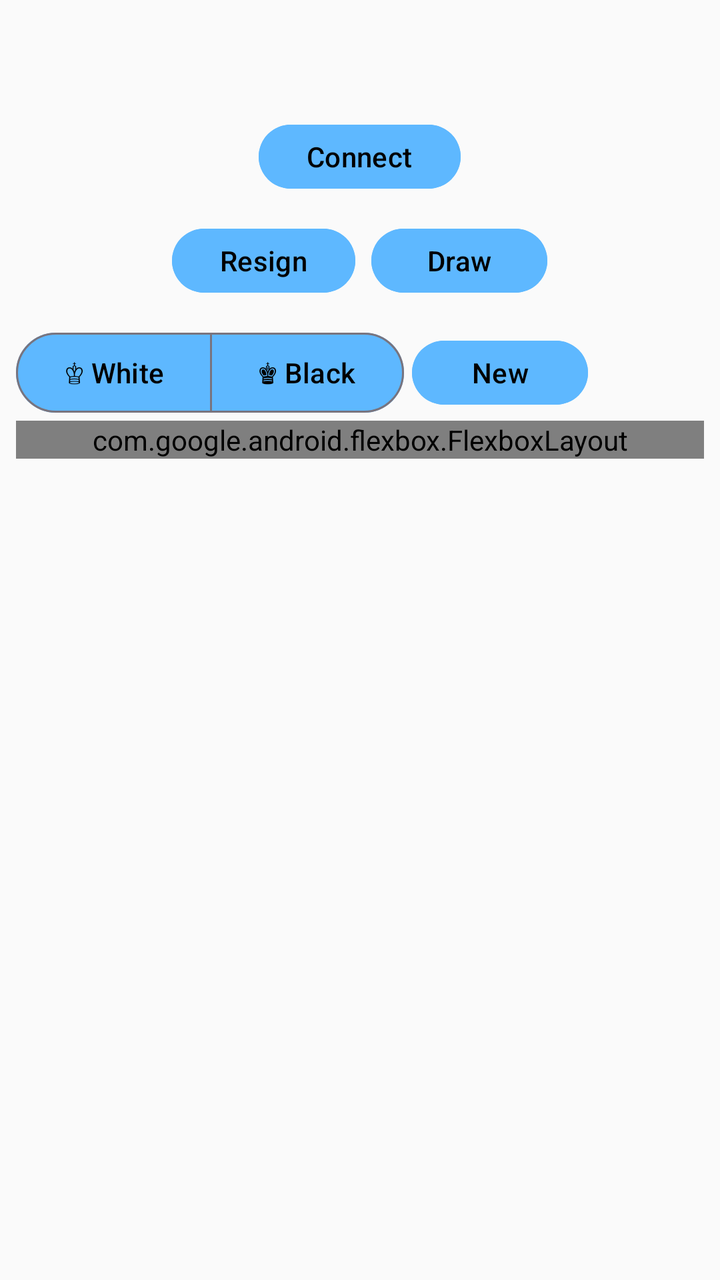
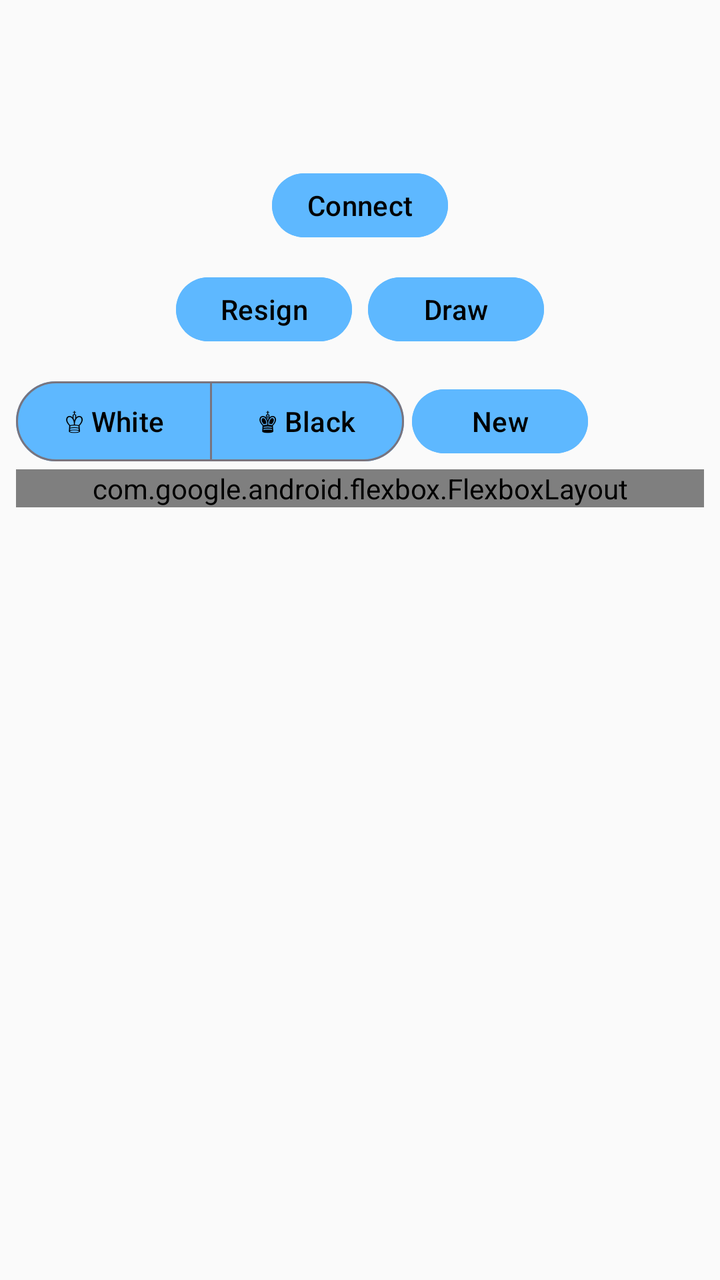

Compare the two renders of this Android layout. The source of the first and the diff that turns it into the second are given below.
<!-- AndroidManifest.xml: application theme ChessTheme -->
<!-- res/layout/hotspotboard_controls.xml -->
<?xml version="1.0" encoding="utf-8"?>
<ScrollView xmlns:android="http://schemas.android.com/apk/res/android"
    xmlns:app="http://schemas.android.com/apk/res-auto"
    android:layout_width="match_parent"
    android:layout_height="match_parent"
    android:padding="8dip">

    <LinearLayout
        android:layout_width="match_parent"
        android:layout_height="wrap_content"
        android:orientation="vertical">

        <TextView
            android:id="@+id/TextStatus"
            android:layout_width="match_parent"
            android:layout_height="wrap_content"
            style="@style/MyPaneTextStyle2Lines"
            android:layout_marginTop="4dp"
            android:visibility="invisible" />

        <LinearLayout
            android:id="@+id/LayoutConnect"
            android:layout_width="match_parent"
            android:layout_height="wrap_content"
            android:gravity="center"
            android:orientation="horizontal">

            <com.google.android.material.button.MaterialButton
                android:id="@+id/ButtonConnect"
                android:text="@string/hotspot_connect"
                android:layout_width="wrap_content"
                android:layout_margin="8dip"
                style="?attr/chessButtonStyle" />
        </LinearLayout>

        <LinearLayout
            android:id="@+id/LayoutSessionSummary"
            android:layout_width="match_parent"
            android:layout_height="wrap_content"
            android:orientation="horizontal"
            android:gravity="center_vertical"
            android:visibility="gone">

            <TextView
                android:id="@+id/TextSessionSummary"
                style="@style/MyPaneTextStyle2Lines"
                android:layout_width="0dp"
                android:layout_height="wrap_content"
                android:layout_weight="1"
                android:layout_marginStart="8dip"
                android:layout_marginEnd="4dip" />

            <com.google.android.material.button.MaterialButton
                android:id="@+id/ButtonCopyIp"
                style="?attr/chessImageButtonStyle"
                android:contentDescription="@string/hotspot_copy_ip"
                android:visibility="gone"
                app:icon="@drawable/ic_clipboard" />

            <com.google.android.material.button.MaterialButton
                android:id="@+id/ButtonDisconnect"
                android:text="@string/hotspot_disconnect"
                android:layout_width="wrap_content"
                style="?attr/chessButtonStyle" />
        </LinearLayout>

        <LinearLayout
            android:id="@+id/LayoutGameButtons"
            android:layout_width="match_parent"
            android:layout_height="wrap_content"
            android:orientation="horizontal"
            android:gravity="center">

            <com.google.android.material.button.MaterialButton
                android:id="@+id/ButtonResign"
                android:text="@string/hotspot_resign"
                android:layout_width="wrap_content"
                style="?attr/chessButtonStyle" />

            <com.google.android.material.button.MaterialButton
                android:id="@+id/ButtonDraw"
                android:text="@string/hotspot_draw"
                android:layout_width="wrap_content"
                android:layout_marginStart="16dp"
                style="?attr/chessButtonStyle" />
        </LinearLayout>

        <LinearLayout
            android:id="@+id/LayoutNewGame"
            android:layout_width="match_parent"
            android:layout_height="wrap_content"
            android:layout_marginTop="8dip"
            android:orientation="horizontal">

            <com.google.android.material.button.MaterialButtonToggleGroup
                android:id="@+id/colorToggleGroup"
                android:layout_width="wrap_content"
                android:layout_height="wrap_content"
                android:layout_gravity="center"
                app:singleSelection="true"
                app:selectionRequired="true">

                <com.google.android.material.button.MaterialButton
                    android:id="@+id/buttonWhite"
                    style="@style/Widget.Material3.Button.OutlinedButton"
                    android:layout_width="wrap_content"
                    android:layout_height="wrap_content"
                    android:text="@string/hotspot_white" />

                <com.google.android.material.button.MaterialButton
                    android:id="@+id/buttonBlack"
                    style="@style/Widget.Material3.Button.OutlinedButton"
                    android:layout_width="wrap_content"
                    android:layout_height="wrap_content"
                    android:text="@string/hotspot_black" />
            </com.google.android.material.button.MaterialButtonToggleGroup>

            <com.google.android.material.button.MaterialButton
                android:id="@+id/ButtonNew"
                android:text="@string/hotspot_new"
                android:layout_width="wrap_content"
                style="?attr/chessButtonStyle" />
        </LinearLayout>

        <com.google.android.flexbox.FlexboxLayout
            android:layout_width="match_parent"
            android:layout_height="wrap_content"
            app:flexDirection="row"
            app:flexWrap="wrap"
            app:justifyContent="flex_start"
            app:alignItems="center">
            <com.google.android.material.switchmaterial.SwitchMaterial
                android:id="@+id/SwitchSound"
                android:layout_width="wrap_content"
                android:layout_height="wrap_content"
                android:layout_margin="4dp"
                android:text="@string/pref_sound"
                android:checked="true" />

            <com.google.android.material.switchmaterial.SwitchMaterial
                android:id="@+id/SwitchSpeech"
                android:layout_width="wrap_content"
                android:layout_height="wrap_content"
                android:layout_margin="4dp"
                android:text="@string/pref_speech"
                android:checked="true" />

            <com.google.android.material.switchmaterial.SwitchMaterial
                android:id="@+id/SwitchAccessibilityDrag"
                android:layout_width="wrap_content"
                android:layout_height="wrap_content"
                android:layout_margin="4dp"
                android:text="@string/pref_accessibility_drag"
                android:checked="false" />
        </com.google.android.flexbox.FlexboxLayout>
    </LinearLayout>
</ScrollView>
<!-- resources referenced by this layout -->
<resources>
  <style name="ChessTheme" parent="Theme.Material3.DayNight.NoActionBar">
          <item name="chessToggleButtonStyle">@style/ChessToggleButton</item>
          <item name="chessButtonStyle">@style/ChessButton</item>
          <item name="chessImageButtonStyle">@style/ChessImageButton</item>
          <item name="paneBackground">@color/paneBackgroundColor</item>
          <item name="android:windowAnimationStyle">@null</item>
          <item name="android:windowBackground">@color/backgroundColor</item>
          <item name="colorPrimary">@color/primaryColor</item>
          <item name="colorPrimaryVariant">@color/primaryVariantColor</item>
          <item name="colorOnPrimary">@color/primaryTextColor</item>
          <item name="colorSecondary">@color/secondaryColor</item>
          <item name="colorSecondaryVariant">@color/secondaryVariantColor</item>
          <item name="colorOnSecondary">@color/secondaryTextColor</item>
          <item name="colorSurface">@color/surfaceColor</item>
          <item name="colorOnSurface">@color/surfaceTextColor</item>
          <item name="colorControlHighlight">@color/secondaryColor</item>
          <item name="rippleColor">@color/secondaryColor</item>
          <item name="switchStyle">@style/MySwitchStyle</item>
          <item name="materialButtonStyle">@style/ChessButton</item>
          <item name="materialAlertDialogTheme">@style/ChessAlertDialogTheme</item>
      </style>
  <style name="MyPaneTextStyle" parent="@style/MySmallTextStyle">
          <item name="android:padding">4dip</item>
          <item name="android:background">?attr/paneBackground</item>
          <item name="android:scrollHorizontally">false</item>
      </style>
  <style name="ChessButton" parent="Widget.Material3.Button">
          <item name="android:textColor">@color/surfaceTextColor</item>
          <item name="android:tint">@color/primaryTextColor</item>
          <item name="android:backgroundTint">@color/imagebutton_background</item>
          <item name="rippleColor">@color/secondaryVariantColor</item>
          <item name="android:layout_height">@dimen/imageButtonSize</item>
          <item name="android:layout_margin">4dip</item>
      </style>
  <style name="ChessImageButton" parent="Widget.Material3.Button.Icon">
          <item name="enforceMaterialTheme">true</item>
          <item name="enforceTextAppearance">false</item>
          <item name="android:textColor">@color/surfaceTextColor</item>
          <item name="android:tint">@color/primaryTextColor</item>
          <item name="android:backgroundTint">@color/imagebutton_background</item>
          <item name="rippleColor">@color/secondaryVariantColor</item>
          <item name="android:layout_width">@dimen/imageButtonSize</item>
          <item name="android:layout_height">@dimen/imageButtonSize</item>
          <item name="android:padding">0dip</item>
          <item name="iconGravity">textStart</item>
          <item name="iconPadding">0dp</item>
          <item name="android:insetLeft">0dp</item>
          <item name="android:insetRight">0dp</item>
          <item name="android:insetTop">0dp</item>
          <item name="android:insetBottom">0dp</item>
          <item name="android:minWidth">0dp</item>
          <item name="android:minHeight">0dp</item>
          <item name="minWidth">0dp</item>
          <item name="minHeight">0dp</item>
          <item name="ensureMinTouchTargetSize">false</item>
          <item name="android:layout_margin">4dip</item>
      </style>
  <color name="paneBackgroundColor">#20879FB6</color>
  <style name="MySmallTextStyle">
          <item name="android:padding">2dip</item>
          <item name="android:textSize">12sp</item>
      </style>
  <dimen name="imageButtonSize">48dp</dimen>
  <!-- unchanged entries left out for length: 25 -->
</resources>

<!-- the commit's change to res/layout/hotspotboard_controls.xml (unified diff, before → after) -->
@@ -3,7 +3,7 @@
     xmlns:app="http://schemas.android.com/apk/res-auto"
     android:layout_width="match_parent"
     android:layout_height="match_parent"
-    android:padding="8dip">
+    android:padding="@dimen/panel_padding">
 
     <LinearLayout
         android:layout_width="match_parent"
@@ -11,11 +11,20 @@
         android:orientation="vertical">
 
         <TextView
+            android:id="@+id/TextViewLastMove"
+            style="@style/MyPaneTextStyle"
+            android:layout_width="match_parent"
+            android:layout_height="wrap_content"
+            android:layout_marginStart="@dimen/control_gap"
+            android:layout_marginEnd="@dimen/control_gap"
+            android:accessibilityLiveRegion="assertive" />
+
+        <TextView
             android:id="@+id/TextStatus"
             android:layout_width="match_parent"
             android:layout_height="wrap_content"
             style="@style/MyPaneTextStyle2Lines"
-            android:layout_marginTop="4dp"
+            android:layout_marginTop="@dimen/board_control_gap"
             android:visibility="invisible" />
 
         <LinearLayout
@@ -29,7 +38,7 @@
                 android:id="@+id/ButtonConnect"
                 android:text="@string/hotspot_connect"
                 android:layout_width="wrap_content"
-                android:layout_margin="8dip"
+                android:layout_margin="@dimen/control_gap"
                 style="?attr/chessButtonStyle" />
         </LinearLayout>
 
@@ -47,8 +56,8 @@
                 android:layout_width="0dp"
                 android:layout_height="wrap_content"
                 android:layout_weight="1"
-                android:layout_marginStart="8dip"
-                android:layout_marginEnd="4dip" />
+                android:layout_marginStart="@dimen/control_gap"
+                android:layout_marginEnd="@dimen/board_control_gap" />
 
             <com.google.android.material.button.MaterialButton
                 android:id="@+id/ButtonCopyIp"
@@ -56,6 +65,13 @@
                 android:contentDescription="@string/hotspot_copy_ip"
                 android:visibility="gone"
                 app:icon="@drawable/ic_clipboard" />
+            <com.google.android.material.button.MaterialButton
+                android:id="@+id/ButtonShareInvitation"
+                android:contentDescription="@string/share_invitation"
+                android:visibility="gone"
+                app:icon="@drawable/ic_share_fill"
+                style="?attr/chessImageButtonStyle" />
+
 
             <com.google.android.material.button.MaterialButton
                 android:id="@+id/ButtonDisconnect"
@@ -81,7 +97,7 @@
                 android:id="@+id/ButtonDraw"
                 android:text="@string/hotspot_draw"
                 android:layout_width="wrap_content"
-                android:layout_marginStart="16dp"
+                android:layout_marginStart="@dimen/content_indent"
                 style="?attr/chessButtonStyle" />
         </LinearLayout>
 
@@ -89,7 +105,7 @@
             android:id="@+id/LayoutNewGame"
             android:layout_width="match_parent"
             android:layout_height="wrap_content"
-            android:layout_marginTop="8dip"
+            android:layout_marginTop="@dimen/control_gap"
             android:orientation="horizontal">
 
             <com.google.android.material.button.MaterialButtonToggleGroup
@@ -133,7 +149,7 @@
                 android:id="@+id/SwitchSound"
                 android:layout_width="wrap_content"
                 android:layout_height="wrap_content"
-                android:layout_margin="4dp"
+                style="@style/ChessFlexItem"
                 android:text="@string/pref_sound"
                 android:checked="true" />
 
@@ -141,7 +157,7 @@
                 android:id="@+id/SwitchSpeech"
                 android:layout_width="wrap_content"
                 android:layout_height="wrap_content"
-                android:layout_margin="4dp"
+                style="@style/ChessFlexItem"
                 android:text="@string/pref_speech"
                 android:checked="true" />
 
@@ -149,9 +165,29 @@
                 android:id="@+id/SwitchAccessibilityDrag"
                 android:layout_width="wrap_content"
                 android:layout_height="wrap_content"
-                android:layout_margin="4dp"
+                style="@style/ChessFlexItem"
                 android:text="@string/pref_accessibility_drag"
                 android:checked="false" />
         </com.google.android.flexbox.FlexboxLayout>
+
+        <TextView
+            android:id="@+id/TextViewWhitePieces"
+            style="@style/MyPaneTextStyle"
+            android:layout_width="match_parent"
+            android:layout_height="wrap_content"
+            android:layout_marginTop="@dimen/control_gap"
+            android:layout_marginStart="@dimen/control_gap"
+            android:layout_marginEnd="@dimen/control_gap"
+            android:accessibilityLiveRegion="none" />
+
+        <TextView
+            android:id="@+id/TextViewBlackPieces"
+            style="@style/MyPaneTextStyle"
+            android:layout_width="match_parent"
+            android:layout_height="wrap_content"
+            android:layout_marginTop="@dimen/control_gap"
+            android:layout_marginStart="@dimen/control_gap"
+            android:layout_marginEnd="@dimen/control_gap"
+            android:accessibilityLiveRegion="none" />
     </LinearLayout>
 </ScrollView>
<!-- resource entries referenced after the edit -->
@@ -1,10 +1,34 @@
 <!-- resources referenced by this layout -->
 <resources>
+  <dimen name="board_control_gap">@dimen/space_small</dimen>
+  <dimen name="content_indent">@dimen/space_large</dimen>
+  <dimen name="control_gap">@dimen/space_medium</dimen>
+  <dimen name="panel_padding">@dimen/space_medium</dimen>
+  <!-- drawable ic_share_fill (drawable) -->
+  <vector xmlns:android="http://schemas.android.com/apk/res/android"
+      android:width="24dp"
+      android:height="24dp"
+      android:viewportWidth="18"
+      android:viewportHeight="18">
+      <group
+          android:translateY="1"
+          android:translateX="1">
+          <path
+              android:pathData="M11,2.5a2.5,2.5 0,1 1,0.603 1.628l-6.718,3.12a2.499,2.499 0,0 1,0 1.504l6.718,3.12a2.5,2.5 0,1 1,-0.488 0.876l-6.718,-3.12a2.5,2.5 0,1 1,0 -3.256l6.718,-3.12A2.5,2.5 0,0 1,11 2.5z"
+              android:fillColor="@color/surfaceTextColor" />
+      </group>
+  </vector>
+  <string name="share_invitation">Share invitation</string>
+  <style name="ChessFlexItem">
+          <item name="android:layout_marginStart">@dimen/board_control_gap</item>
+          <item name="android:layout_marginEnd">@dimen/board_control_gap</item>
+          <item name="android:layout_marginTop">0dp</item>
+          <item name="android:layout_marginBottom">0dp</item>
+      </style>
   <style name="ChessTheme" parent="Theme.Material3.DayNight.NoActionBar">
           <item name="chessToggleButtonStyle">@style/ChessToggleButton</item>
           <item name="chessButtonStyle">@style/ChessButton</item>
           <item name="chessImageButtonStyle">@style/ChessImageButton</item>
-          <item name="paneBackground">@color/paneBackgroundColor</item>
           <item name="android:windowAnimationStyle">@null</item>
           <item name="android:windowBackground">@color/backgroundColor</item>
           <item name="colorPrimary">@color/primaryColor</item>
@@ -21,9 +45,11 @@
           <item name="materialButtonStyle">@style/ChessButton</item>
           <item name="materialAlertDialogTheme">@style/ChessAlertDialogTheme</item>
       </style>
+  <dimen name="space_small">4dp</dimen>
+  <dimen name="space_large">16dp</dimen>
+  <dimen name="space_medium">8dp</dimen>
   <style name="MyPaneTextStyle" parent="@style/MySmallTextStyle">
-          <item name="android:padding">4dip</item>
-          <item name="android:background">?attr/paneBackground</item>
+          <item name="android:padding">@dimen/control_padding</item>
           <item name="android:scrollHorizontally">false</item>
       </style>
   <style name="ChessButton" parent="Widget.Material3.Button">
@@ -31,8 +57,12 @@
           <item name="android:tint">@color/primaryTextColor</item>
           <item name="android:backgroundTint">@color/imagebutton_background</item>
           <item name="rippleColor">@color/secondaryVariantColor</item>
-          <item name="android:layout_height">@dimen/imageButtonSize</item>
-          <item name="android:layout_margin">4dip</item>
+          <item name="android:layout_height">@dimen/image_button_size</item>
+          <item name="android:layout_margin">@dimen/compact_control_gap</item>
+          <item name="android:paddingLeft">12dp</item>
+          <item name="android:paddingRight">12dp</item>
+          <item name="android:paddingTop">4dp</item>
+          <item name="android:paddingBottom">4dp</item>
       </style>
   <style name="ChessImageButton" parent="Widget.Material3.Button.Icon">
           <item name="enforceMaterialTheme">true</item>
@@ -41,8 +71,8 @@
           <item name="android:tint">@color/primaryTextColor</item>
           <item name="android:backgroundTint">@color/imagebutton_background</item>
           <item name="rippleColor">@color/secondaryVariantColor</item>
-          <item name="android:layout_width">@dimen/imageButtonSize</item>
-          <item name="android:layout_height">@dimen/imageButtonSize</item>
+          <item name="android:layout_width">@dimen/image_button_size</item>
+          <item name="android:layout_height">@dimen/image_button_size</item>
           <item name="android:padding">0dip</item>
           <item name="iconGravity">textStart</item>
           <item name="iconPadding">0dp</item>
@@ -55,14 +85,17 @@
           <item name="minWidth">0dp</item>
           <item name="minHeight">0dp</item>
           <item name="ensureMinTouchTargetSize">false</item>
-          <item name="android:layout_margin">4dip</item>
+          <item name="android:layout_margin">@dimen/compact_control_gap</item>
       </style>
-  <color name="paneBackgroundColor">#20879FB6</color>
+  <dimen name="compact_control_padding">@dimen/space_tiny</dimen>
+  <dimen name="image_button_size">48dp</dimen>
+  <dimen name="compact_control_gap">@dimen/space_small</dimen>
+  <dimen name="space_tiny">2dp</dimen>
   <style name="MySmallTextStyle">
-          <item name="android:padding">2dip</item>
+          <item name="android:padding">@dimen/compact_control_padding</item>
           <item name="android:textSize">12sp</item>
       </style>
-  <dimen name="imageButtonSize">48dp</dimen>
+  <dimen name="control_padding">@dimen/space_small</dimen>
   <!-- unchanged entries left out for length: 25 -->
 </resources>
 
